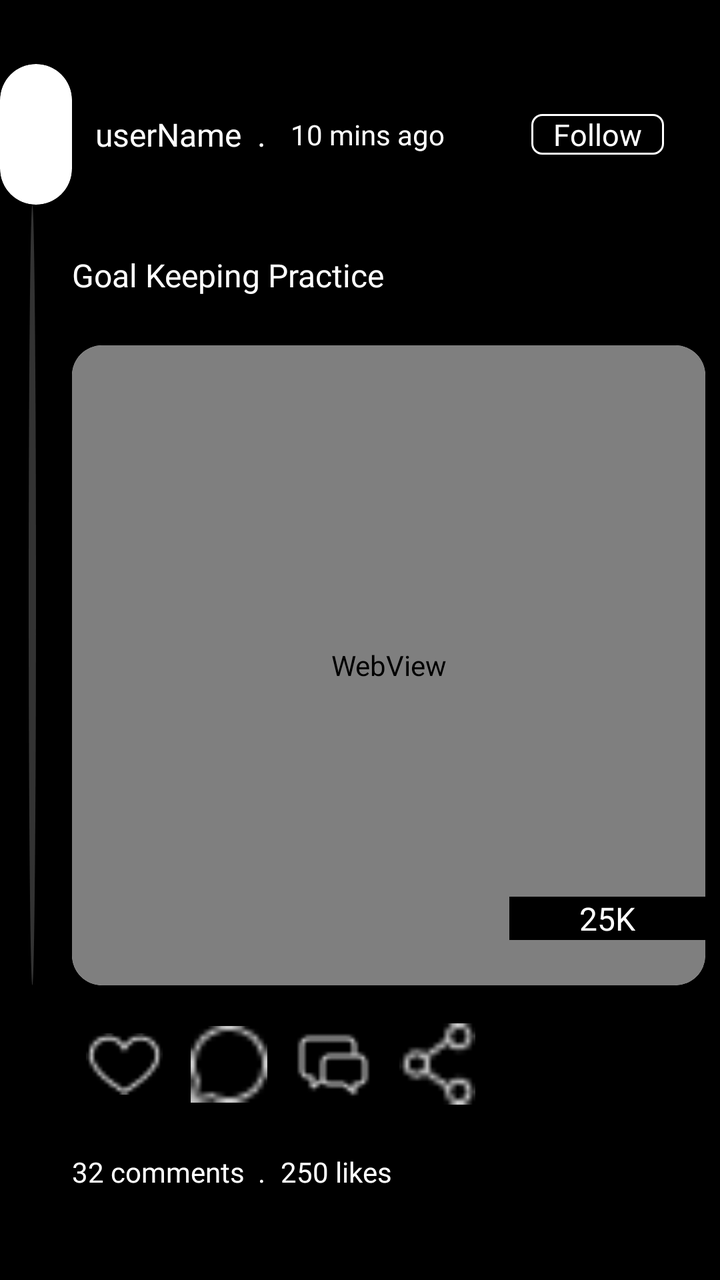
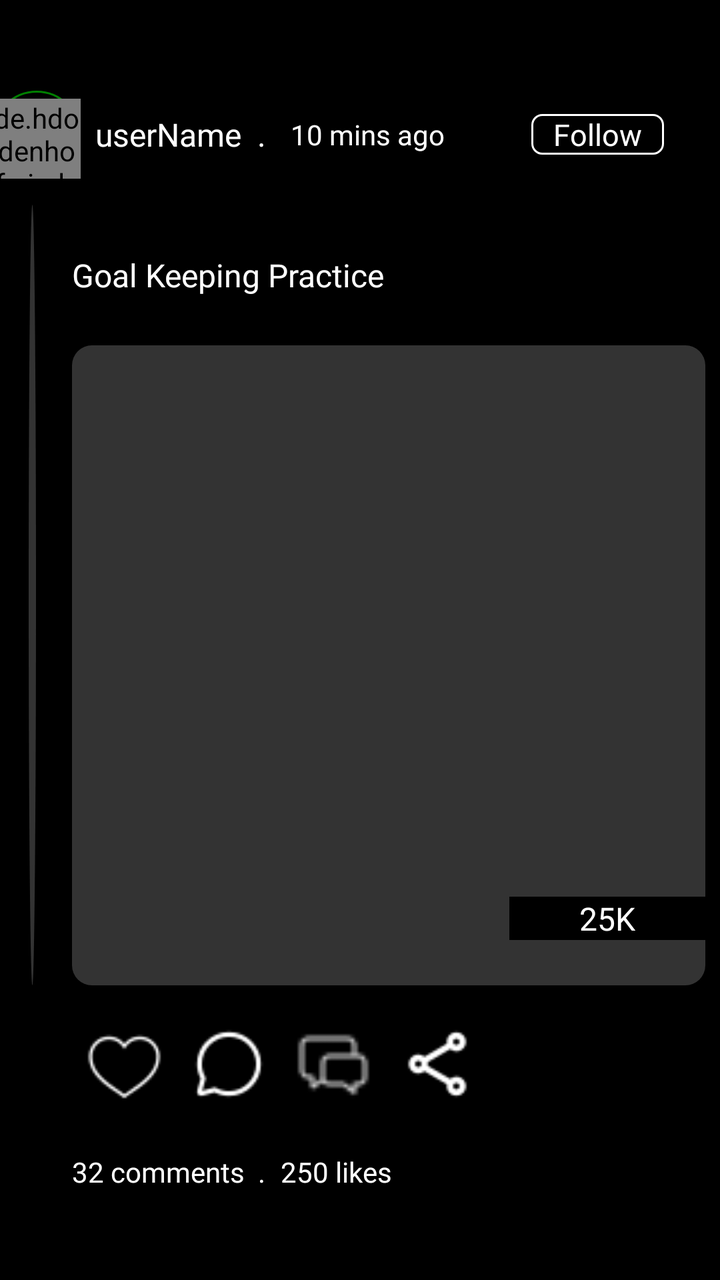

An Android layout rendered at two revisions. The XML below is the earlier revision; the diff shows what the commit changed to produce the second picture.
<!-- AndroidManifest.xml: application theme Theme.Pruvve -->
<!-- res/layout/item_feed_videos.xml -->
<?xml version="1.0" encoding="utf-8"?>
<androidx.constraintlayout.widget.ConstraintLayout xmlns:android="http://schemas.android.com/apk/res/android"
    xmlns:app="http://schemas.android.com/apk/res-auto"
    xmlns:tools="http://schemas.android.com/tools"
    android:id="@+id/clFeedVideos"
    android:layout_width="match_parent"
    android:layout_height="400dp"
    android:background="@color/black"
    tools:context=".MorePage">

    <androidx.cardview.widget.CardView
        android:id="@+id/cvWVFeeds"
        android:layout_width="0dp"
        android:layout_height="0dp"
        app:cardCornerRadius="80dp"
        app:layout_constraintBottom_toTopOf="@+id/guideline111"
        app:layout_constraintEnd_toStartOf="@+id/guideline116"
        app:layout_constraintStart_toStartOf="parent"
        app:layout_constraintTop_toTopOf="@+id/guideline118">

        <WebView
            android:id="@+id/wvFeedsProfilePicture"
            android:layout_width="0dp"
            android:layout_height="0dp"
            android:src="@drawable/custom_circl" />
    </androidx.cardview.widget.CardView>



    <View
        android:id="@+id/view"
        android:layout_width="0dp"
        android:layout_height="0dp"
        android:background="@drawable/profile_line"
        app:layout_constraintBottom_toTopOf="@+id/guideline114"
        app:layout_constraintEnd_toStartOf="@+id/guideline122"
        app:layout_constraintStart_toStartOf="@+id/guideline117"
        app:layout_constraintTop_toTopOf="@+id/guideline111" />

    <View
        android:id="@+id/view2"
        android:layout_width="0dp"
        android:layout_height="0dp"
        android:background="@color/white"
        app:layout_constraintBottom_toBottomOf="parent"
        app:layout_constraintEnd_toEndOf="parent"
        app:layout_constraintStart_toStartOf="parent"
        app:layout_constraintTop_toTopOf="@+id/guideline324" />

    <TextView
        android:id="@+id/tvProfileName"
        android:layout_width="0dp"
        android:layout_height="wrap_content"
        android:fontFamily="@font/my_poppins"
        android:gravity="center_vertical"
        android:text="\tuserName  ."
        android:layout_marginStart="5dp"
        android:textColor="@color/white"
        android:textSize="16sp"
        app:layout_constraintBottom_toTopOf="@+id/guideline111"
        app:layout_constraintEnd_toStartOf="@+id/guideline120"
        app:layout_constraintStart_toStartOf="@+id/guideline116"
        app:layout_constraintTop_toTopOf="@+id/guideline118"
        tools:ignore="HardcodedText" />

    <TextView
        android:id="@+id/tvTimestamp"
        android:layout_width="0dp"
        android:layout_height="wrap_content"
        android:fontFamily="@font/my_poppins"
        android:gravity="center_vertical"
        android:text="10 mins ago"
        android:layout_marginStart="5dp"
        android:textColor="@color/white"
        android:textSize="14sp"
        app:layout_constraintBottom_toTopOf="@+id/guideline111"
        app:layout_constraintEnd_toEndOf="parent"
        app:layout_constraintStart_toEndOf="@+id/tvProfileName"
        app:layout_constraintTop_toTopOf="@+id/guideline118"
        tools:ignore="HardcodedText" />

    <TextView
        android:id="@+id/tvFollowButton"
        android:layout_width="wrap_content"
        android:layout_height="wrap_content"
        android:background="@drawable/sign_in_viewbackgrounds"
        android:fontFamily="@font/my_poppins"
        android:gravity="center"
        android:text="   Follow   "
        android:textColor="@color/white"
        android:textSize="15sp"
        app:layout_constraintBottom_toTopOf="@+id/guideline111"
        app:layout_constraintEnd_toStartOf="@+id/guideline119"
        app:layout_constraintStart_toStartOf="@+id/guideline121"
        app:layout_constraintTop_toTopOf="@+id/guideline118"
        tools:ignore="HardcodedText" />

    <TextView
        android:id="@+id/tvTitle"
        android:layout_width="0dp"
        android:layout_height="wrap_content"
        android:fontFamily="@font/poppins_bold"
        android:gravity="center_vertical"
        android:text="Goal Keeping Practice"
        android:textColor="@color/white"
        android:textSize="16sp"
        app:layout_constraintBottom_toTopOf="@+id/guideline112"
        app:layout_constraintEnd_toEndOf="parent"
        app:layout_constraintStart_toStartOf="@+id/guideline116"
        app:layout_constraintTop_toTopOf="@+id/guideline111"
        tools:ignore="HardcodedText" />


    <androidx.cardview.widget.CardView
        android:id="@+id/cvMainFeeds"
        android:layout_width="0dp"
        android:layout_height="0dp"
        app:cardCornerRadius="15dp"
        app:layout_constraintBottom_toTopOf="@+id/guideline114"
        app:layout_constraintEnd_toStartOf="@+id/guideline119"
        app:layout_constraintStart_toStartOf="@+id/guideline116"
        app:layout_constraintTop_toTopOf="@+id/guideline112">

        <androidx.constraintlayout.widget.ConstraintLayout
            android:layout_width="match_parent"
            android:layout_height="match_parent">

            <WebView
                android:id="@+id/wvFeeds"
                android:layout_width="match_parent"
                android:layout_height="match_parent"
                android:background="@drawable/dialogue_background3"
                app:layout_constraintBottom_toBottomOf="parent"
                app:layout_constraintEnd_toEndOf="parent"
                app:layout_constraintStart_toStartOf="parent"
                app:layout_constraintTop_toTopOf="parent" />

            <TextView
                android:id="@+id/tvViews"
                android:layout_width="0dp"
                android:layout_height="wrap_content"
                android:background="@color/black"
                android:fontFamily="@font/poppins_bold"
                android:gravity="center"
                android:text="25K"
                android:textAlignment="center"
                android:textColor="@color/white"
                android:textSize="16sp"

                app:layout_constraintBottom_toBottomOf="parent"
                app:layout_constraintEnd_toEndOf="parent"
                app:layout_constraintStart_toStartOf="@+id/guideline168"
                app:layout_constraintTop_toTopOf="@+id/guideline170"
                tools:ignore="HardcodedText" />

            <androidx.constraintlayout.widget.Guideline
                android:id="@+id/guideline168"
                android:layout_width="wrap_content"
                android:layout_height="wrap_content"
                android:orientation="vertical"
                app:layout_constraintGuide_percent="0.69" />

            <androidx.constraintlayout.widget.Guideline
                android:id="@+id/guideline170"
                android:layout_width="wrap_content"
                android:layout_height="wrap_content"
                android:orientation="horizontal"
                app:layout_constraintGuide_percent="0.79" />

        </androidx.constraintlayout.widget.ConstraintLayout>
    </androidx.cardview.widget.CardView>

    <LinearLayout
        android:id="@+id/linearLayout2"
        android:layout_width="0dp"
        android:layout_height="0dp"
        android:layout_marginTop="8dp"
        android:orientation="horizontal"
        app:layout_constraintBottom_toTopOf="@+id/guideline115"
        app:layout_constraintEnd_toStartOf="@+id/guideline121"
        app:layout_constraintStart_toStartOf="@+id/guideline116"
        app:layout_constraintTop_toTopOf="@+id/guideline114">

        <ImageView
            android:id="@+id/ivLikeButton"
            android:layout_width="match_parent"
            android:layout_height="match_parent"
            android:layout_margin="7dp"
            android:layout_weight="1"
            android:src="@drawable/like_heart"
            android:contentDescription="this is for the like action"
            tools:ignore="HardcodedText"/>

        <ImageView
            android:id="@+id/ivCommentButton"
            android:layout_width="match_parent"
            android:layout_height="match_parent"
            android:layout_margin="7dp"
            android:layout_weight="1"
            android:src="@drawable/comment"
            android:contentDescription="this is for the comment action"
            tools:ignore="HardcodedText"/>

        <ImageView
            android:id="@+id/ivChatButton"
            android:layout_width="match_parent"
            android:layout_height="match_parent"
            android:layout_marginStart="5dp"
            android:layout_marginTop="4dp"
            android:layout_marginEnd="5dp"
            android:layout_marginBottom="5dp"
            android:layout_weight="1"
            android:src="@drawable/chat"
            android:contentDescription="this is for the chat action"
            tools:ignore="HardcodedText" />

        <ImageView
            android:id="@+id/ivShareButton"
            android:layout_width="match_parent"
            android:layout_height="match_parent"
            android:layout_margin="7dp"
            android:layout_weight="1"
            android:src="@drawable/share"
            android:contentDescription="this is for the share action"
            tools:ignore="HardcodedText"/>
    </LinearLayout>

    <TextView
        android:id="@+id/tvComments"
        android:layout_width="0dp"
        android:layout_height="wrap_content"
        android:fontFamily="@font/my_poppins"
        android:gravity="center_vertical"
        android:text="32 comments  . "
        android:textColor="@color/white"
        android:textSize="14sp"
        app:layout_constraintBottom_toTopOf="@+id/guideline123"
        app:layout_constraintEnd_toStartOf="@+id/guideline120"
        app:layout_constraintStart_toStartOf="@+id/guideline116"
        app:layout_constraintTop_toTopOf="@+id/guideline115"
        tools:ignore="HardcodedText" />

    <TextView
        android:id="@+id/tvLikes"
        android:layout_width="0dp"
        android:layout_height="wrap_content"
        android:fontFamily="@font/my_poppins"
        android:gravity="center_vertical"
        android:text="250 likes"
        android:textColor="@color/white"
        android:textSize="14sp"
        app:layout_constraintBottom_toTopOf="@+id/guideline123"
        app:layout_constraintEnd_toStartOf="@+id/guideline121"
        app:layout_constraintStart_toStartOf="@+id/guideline120"
        app:layout_constraintTop_toTopOf="@+id/guideline115"
        tools:ignore="HardcodedText" />

    <androidx.constraintlayout.widget.ConstraintLayout
        android:id="@+id/clCommentsAndLikes"
        android:layout_width="match_parent"
        android:layout_height="0dp"
        android:background="@color/darker_gray"
        app:layout_constraintBottom_toBottomOf="parent"
        app:layout_constraintEnd_toEndOf="parent"
        app:layout_constraintStart_toStartOf="parent"
        app:layout_constraintTop_toTopOf="@+id/guideline324">

        <TextView
            android:id="@+id/tvLikeItems"
            android:layout_width="0dp"
            android:layout_height="0dp"
            android:background="@drawable/dialogue_background4"
            android:fontFamily="@font/my_exo"
            android:gravity="center"
            android:text="likes"
            android:textColor="@color/white"
            android:textSize="17sp"
            app:layout_constraintBottom_toTopOf="@+id/guideline240"
            app:layout_constraintEnd_toStartOf="@+id/guideline239"
            app:layout_constraintStart_toStartOf="@+id/guideline315"
            app:layout_constraintTop_toTopOf="parent"
            tools:ignore="HardcodedText" />

        <TextView
            android:id="@+id/tvMyComments"
            android:layout_width="0dp"
            android:layout_height="0dp"
            android:background="@drawable/dialogue_background3"
            android:fontFamily="@font/my_exo"
            android:gravity="center"
            android:text="comments"
            android:textColor="@color/white"
            android:textSize="17sp"
            app:layout_constraintBottom_toTopOf="@+id/guideline240"
            app:layout_constraintEnd_toStartOf="@+id/guideline315"
            app:layout_constraintStart_toStartOf="parent"
            app:layout_constraintTop_toTopOf="parent"
            tools:ignore="HardcodedText" />

        <androidx.cardview.widget.CardView
            android:id="@+id/cvCommentBar"
            android:layout_width="0dp"
            android:layout_height="0dp"
            android:background="@drawable/profile_line"
            app:layout_constraintBottom_toTopOf="@+id/guideline233"
            app:layout_constraintEnd_toStartOf="@+id/guideline235"
            app:layout_constraintStart_toStartOf="@+id/guideline236"
            app:layout_constraintTop_toTopOf="@+id/guideline232">

            <View
                android:layout_width="match_parent"
                android:layout_height="match_parent" />
        </androidx.cardview.widget.CardView>

        <androidx.recyclerview.widget.RecyclerView
            android:id="@+id/rvCommentsAndLikes"
            android:layout_width="0dp"
            android:layout_height="0dp"
            android:background="@color/mid_dark_gray"
            app:layout_constraintBottom_toBottomOf="parent"
            app:layout_constraintEnd_toEndOf="parent"
            app:layout_constraintStart_toStartOf="parent"
            app:layout_constraintTop_toTopOf="@+id/guideline233" />

        <LinearLayout
            android:layout_width="0dp"
            android:layout_height="0dp"
            android:layout_margin="10dp"
            android:background="@drawable/search_background2"
            app:layout_constraintBottom_toBottomOf="parent"
            app:layout_constraintEnd_toEndOf="parent"
            app:layout_constraintStart_toStartOf="parent"
            app:layout_constraintTop_toTopOf="@+id/guideline124">

            <EditText
                android:layout_width="match_parent"
                android:layout_height="match_parent"
                android:layout_marginStart="8dp"
                android:layout_marginEnd="2dp"
                android:inputType="textMultiLine"
                android:autofillHints="none"
                android:hint="Write a comment"
                android:textSize="16sp"
                android:textColorHint="@color/gray"
                tools:ignore="HardcodedText" />
        </LinearLayout>

        <androidx.constraintlayout.widget.Guideline
            android:id="@+id/guideline232"
            android:layout_width="wrap_content"
            android:layout_height="wrap_content"
            android:orientation="horizontal"
            app:layout_constraintGuide_percent="0.08" />

        <androidx.constraintlayout.widget.Guideline
            android:id="@+id/guideline233"
            android:layout_width="wrap_content"
            android:layout_height="wrap_content"
            android:orientation="horizontal"
            app:layout_constraintGuide_percent="0.087" />

        <androidx.constraintlayout.widget.Guideline
            android:id="@+id/guideline235"
            android:layout_width="wrap_content"
            android:layout_height="wrap_content"
            android:orientation="vertical"
            app:layout_constraintGuide_percent="0.8" />

        <androidx.constraintlayout.widget.Guideline
            android:id="@+id/guideline236"
            android:layout_width="wrap_content"
            android:layout_height="wrap_content"
            android:orientation="vertical"
            app:layout_constraintGuide_percent="0.2" />

        <androidx.constraintlayout.widget.Guideline
            android:id="@+id/guideline239"
            android:layout_width="wrap_content"
            android:layout_height="wrap_content"
            android:orientation="vertical"
            app:layout_constraintGuide_percent="0.6" />

        <androidx.constraintlayout.widget.Guideline
            android:id="@+id/guideline240"
            android:layout_width="wrap_content"
            android:layout_height="wrap_content"
            android:orientation="horizontal"
            app:layout_constraintGuide_percent="0.1" />

        <androidx.constraintlayout.widget.Guideline
            android:id="@+id/guideline315"
            android:layout_width="wrap_content"
            android:layout_height="wrap_content"
            android:orientation="vertical"
            app:layout_constraintGuide_percent="0.3" />

        <androidx.constraintlayout.widget.Guideline
            android:id="@+id/guideline124"
            android:layout_width="wrap_content"
            android:layout_height="wrap_content"
            android:orientation="horizontal"
            app:layout_constraintGuide_percent="0.89" />

    </androidx.constraintlayout.widget.ConstraintLayout>

    <androidx.constraintlayout.widget.Guideline
        android:id="@+id/guideline111"
        android:layout_width="wrap_content"
        android:layout_height="wrap_content"
        android:orientation="horizontal"
        app:layout_constraintGuide_percent="0.16" />

    <androidx.constraintlayout.widget.Guideline
        android:id="@+id/guideline112"
        android:layout_width="wrap_content"
        android:layout_height="wrap_content"
        android:orientation="horizontal"
        app:layout_constraintGuide_percent="0.27" />

    <androidx.constraintlayout.widget.Guideline
        android:id="@+id/guideline113"
        android:layout_width="wrap_content"
        android:layout_height="wrap_content"
        android:orientation="horizontal"
        app:layout_constraintGuide_percent="0.67" />

    <androidx.constraintlayout.widget.Guideline
        android:id="@+id/guideline114"
        android:layout_width="wrap_content"
        android:layout_height="wrap_content"
        android:orientation="horizontal"
        app:layout_constraintGuide_percent="0.77" />

    <androidx.constraintlayout.widget.Guideline
        android:id="@+id/guideline115"
        android:layout_width="wrap_content"
        android:layout_height="wrap_content"
        android:orientation="horizontal"
        app:layout_constraintGuide_percent="0.88" />

    <androidx.constraintlayout.widget.Guideline
        android:id="@+id/guideline116"
        android:layout_width="wrap_content"
        android:layout_height="wrap_content"
        android:orientation="vertical"
        app:layout_constraintGuide_percent="0.10" />

    <androidx.constraintlayout.widget.Guideline
        android:id="@+id/guideline117"
        android:layout_width="wrap_content"
        android:layout_height="wrap_content"
        android:orientation="vertical"
        app:layout_constraintGuide_percent="0.04" />

    <androidx.constraintlayout.widget.Guideline
        android:id="@+id/guideline119"
        android:layout_width="wrap_content"
        android:layout_height="wrap_content"
        android:orientation="vertical"
        app:layout_constraintGuide_percent="0.98" />

    <androidx.constraintlayout.widget.Guideline
        android:id="@+id/guideline120"
        android:layout_width="wrap_content"
        android:layout_height="wrap_content"
        android:orientation="vertical"
        app:layout_constraintGuide_percent="0.39" />

    <androidx.constraintlayout.widget.Guideline
        android:id="@+id/guideline121"
        android:layout_width="wrap_content"
        android:layout_height="wrap_content"
        android:orientation="vertical"
        app:layout_constraintGuide_percent="0.68" />

    <androidx.constraintlayout.widget.Guideline
        android:id="@+id/guideline122"
        android:layout_width="wrap_content"
        android:layout_height="wrap_content"
        android:orientation="vertical"
        app:layout_constraintGuide_percent="0.05" />

    <androidx.constraintlayout.widget.Guideline
        android:id="@+id/guideline118"
        android:layout_width="wrap_content"
        android:layout_height="wrap_content"
        android:orientation="horizontal"
        app:layout_constraintGuide_percent="0.05" />

    <androidx.constraintlayout.widget.Guideline
        android:id="@+id/guideline123"
        android:layout_width="wrap_content"
        android:layout_height="wrap_content"
        android:orientation="horizontal"
        app:layout_constraintGuide_percent="0.95" />

    <androidx.constraintlayout.widget.Guideline
        android:id="@+id/guideline324"
        android:layout_width="wrap_content"
        android:layout_height="wrap_content"
        android:orientation="horizontal"
        app:layout_constraintGuide_percent="0.999999999999" />

</androidx.constraintlayout.widget.ConstraintLayout>
<!-- resources referenced by this layout -->
<resources>
  <color name="black">#FF000000</color>
  <color name="darker_gray">#111111</color>
  <color name="gray">#808080</color>
  <color name="mid_dark_gray">#222222</color>
  <color name="white">#FFFFFFFF</color>
  <!-- drawable chat: png bitmap (drawable, 570 bytes) -->
  <!-- drawable comment: png bitmap (drawable, 357 bytes) -->
  <!-- drawable custom_circl (drawable) -->
  <?xml version="1.0" encoding="utf-8"?>
  <shape xmlns:android="http://schemas.android.com/apk/res/android"
      android:shape="oval">
      <stroke android:color="@color/green"
          android:width="5dp"/>
  </shape>
  <!-- drawable dialogue_background3 (drawable) -->
  <?xml version="1.0" encoding="utf-8"?>
  <shape
      xmlns:android="http://schemas.android.com/apk/res/android"
      android:shape="rectangle">
      <solid
          android:color="@color/dark_gray"/>
      <corners
          android:radius="10dp"/>
  </shape>
  <!-- drawable dialogue_background4 (drawable) -->
  <?xml version="1.0" encoding="utf-8"?>
  <shape
      xmlns:android="http://schemas.android.com/apk/res/android"
      android:shape="rectangle">
      <solid
          android:color="@color/mid_dark_gray"/>
      <corners
          android:radius="10dp"/>
  </shape>
  <!-- drawable like_heart: png bitmap (drawable, 396 bytes) -->
  <!-- drawable profile_line (drawable) -->
  <?xml version="1.0" encoding="utf-8"?>
  <shape xmlns:android="http://schemas.android.com/apk/res/android"
      android:shape="oval">
      <solid android:color="@color/dark_gray"/>
  </shape>
  <!-- drawable search_background2 (drawable) -->
  <?xml version="1.0" encoding="utf-8"?>
  <shape xmlns:android="http://schemas.android.com/apk/res/android"
      android:shape="rectangle">
      <corners android:radius="5dp"/>
      <solid android:color="@color/black"/>
      <stroke android:width="2dp"
          android:color="@color/gray"/>
  
  </shape>
  <!-- drawable share: png bitmap (drawable, 367 bytes) -->
  <!-- drawable sign_in_viewbackgrounds (drawable) -->
  <?xml version="1.0" encoding="utf-8"?>
  <shape
      xmlns:android="http://schemas.android.com/apk/res/android"
      android:shape="rectangle">
      <solid android:color="@color/black"/>
      <corners
          android:radius="5dp"/>
      <stroke
          android:width="1dp"
          android:color="@color/white"/>
  </shape>
  <style name="Theme.Pruvve" parent="Theme.AppCompat.DayNight.DarkActionBar" />
  <color name="green">#008000</color>
  <color name="dark_gray">#333333</color>
</resources>

<!-- the commit's change to res/layout/item_feed_videos.xml (unified diff, before → after) -->
@@ -8,24 +8,22 @@
     android:background="@color/black"
     tools:context=".MorePage">
 
-    <androidx.cardview.widget.CardView
-        android:id="@+id/cvWVFeeds"
-        android:layout_width="0dp"
-        android:layout_height="0dp"
-        app:cardCornerRadius="80dp"
+    <LinearLayout
+        android:id="@+id/llFeedsPosts"
+        android:layout_width="44dp"
+        android:layout_height="44dp"
         app:layout_constraintBottom_toTopOf="@+id/guideline111"
         app:layout_constraintEnd_toStartOf="@+id/guideline116"
         app:layout_constraintStart_toStartOf="parent"
-        app:layout_constraintTop_toTopOf="@+id/guideline118">
-
-        <WebView
-            android:id="@+id/wvFeedsProfilePicture"
-            android:layout_width="0dp"
-            android:layout_height="0dp"
-            android:src="@drawable/custom_circl" />
-    </androidx.cardview.widget.CardView>
-
-
+        app:layout_constraintTop_toTopOf="@+id/guideline118"
+        android:background="@drawable/custom_circle2">
+        <de.hdodenhof.circleimageview.CircleImageView
+            android:id="@+id/imvFeedsProfilePicture"
+            android:layout_width="match_parent"
+            android:layout_height="match_parent"
+            android:layout_marginTop="4dp"
+            tools:ignore="ContentDescription" />
+    </LinearLayout>
 
     <View
         android:id="@+id/view"
@@ -110,65 +108,59 @@
         app:layout_constraintTop_toTopOf="@+id/guideline111"
         tools:ignore="HardcodedText" />
 
-
-    <androidx.cardview.widget.CardView
-        android:id="@+id/cvMainFeeds"
+    <androidx.constraintlayout.widget.ConstraintLayout
+        android:id="@+id/clMainFeeds"
         android:layout_width="0dp"
         android:layout_height="0dp"
-        app:cardCornerRadius="15dp"
         app:layout_constraintBottom_toTopOf="@+id/guideline114"
         app:layout_constraintEnd_toStartOf="@+id/guideline119"
         app:layout_constraintStart_toStartOf="@+id/guideline116"
         app:layout_constraintTop_toTopOf="@+id/guideline112">
 
-        <androidx.constraintlayout.widget.ConstraintLayout
+        <ImageView
+            android:id="@+id/imvFeeds"
             android:layout_width="match_parent"
-            android:layout_height="match_parent">
-
-            <WebView
-                android:id="@+id/wvFeeds"
-                android:layout_width="match_parent"
-                android:layout_height="match_parent"
-                android:background="@drawable/dialogue_background3"
-                app:layout_constraintBottom_toBottomOf="parent"
-                app:layout_constraintEnd_toEndOf="parent"
-                app:layout_constraintStart_toStartOf="parent"
-                app:layout_constraintTop_toTopOf="parent" />
-
-            <TextView
-                android:id="@+id/tvViews"
-                android:layout_width="0dp"
-                android:layout_height="wrap_content"
-                android:background="@color/black"
-                android:fontFamily="@font/poppins_bold"
-                android:gravity="center"
-                android:text="25K"
-                android:textAlignment="center"
-                android:textColor="@color/white"
-                android:textSize="16sp"
-
-                app:layout_constraintBottom_toBottomOf="parent"
-                app:layout_constraintEnd_toEndOf="parent"
-                app:layout_constraintStart_toStartOf="@+id/guideline168"
-                app:layout_constraintTop_toTopOf="@+id/guideline170"
-                tools:ignore="HardcodedText" />
-
-            <androidx.constraintlayout.widget.Guideline
-                android:id="@+id/guideline168"
-                android:layout_width="wrap_content"
-                android:layout_height="wrap_content"
-                android:orientation="vertical"
-                app:layout_constraintGuide_percent="0.69" />
-
-            <androidx.constraintlayout.widget.Guideline
-                android:id="@+id/guideline170"
-                android:layout_width="wrap_content"
-                android:layout_height="wrap_content"
-                android:orientation="horizontal"
-                app:layout_constraintGuide_percent="0.79" />
-
-        </androidx.constraintlayout.widget.ConstraintLayout>
-    </androidx.cardview.widget.CardView>
+            android:layout_height="match_parent"
+            android:scaleType="centerCrop"
+            android:background="@drawable/dialogue_background3"
+            app:layout_constraintBottom_toBottomOf="parent"
+            app:layout_constraintEnd_toEndOf="parent"
+            app:layout_constraintStart_toStartOf="parent"
+            app:layout_constraintTop_toTopOf="parent" />
+
+        <TextView
+            android:id="@+id/tvViews"
+            android:layout_width="0dp"
+            android:layout_height="wrap_content"
+            android:background="@color/black"
+            android:fontFamily="@font/poppins_bold"
+            android:gravity="center"
+            android:text="25K"
+            android:textAlignment="center"
+            android:textColor="@color/white"
+            android:textSize="16sp"
+
+            app:layout_constraintBottom_toBottomOf="parent"
+            app:layout_constraintEnd_toEndOf="parent"
+            app:layout_constraintStart_toStartOf="@+id/guideline168"
+            app:layout_constraintTop_toTopOf="@+id/guideline170"
+            tools:ignore="HardcodedText" />
+
+        <androidx.constraintlayout.widget.Guideline
+            android:id="@+id/guideline168"
+            android:layout_width="wrap_content"
+            android:layout_height="wrap_content"
+            android:orientation="vertical"
+            app:layout_constraintGuide_percent="0.69" />
+
+        <androidx.constraintlayout.widget.Guideline
+            android:id="@+id/guideline170"
+            android:layout_width="wrap_content"
+            android:layout_height="wrap_content"
+            android:orientation="horizontal"
+            app:layout_constraintGuide_percent="0.79" />
+
+    </androidx.constraintlayout.widget.ConstraintLayout>
 
     <LinearLayout
         android:id="@+id/linearLayout2"
@@ -326,6 +318,7 @@
             android:layout_width="0dp"
             android:layout_height="0dp"
             android:layout_margin="10dp"
+            android:orientation="horizontal"
             android:background="@drawable/search_background2"
             app:layout_constraintBottom_toBottomOf="parent"
             app:layout_constraintEnd_toEndOf="parent"
@@ -333,17 +326,40 @@
             app:layout_constraintTop_toTopOf="@+id/guideline124">
 
             <EditText
+                android:id="@+id/etCommentText"
                 android:layout_width="match_parent"
                 android:layout_height="match_parent"
+                android:layout_weight="1"
                 android:layout_marginStart="8dp"
                 android:layout_marginEnd="2dp"
                 android:inputType="textMultiLine"
                 android:autofillHints="none"
                 android:hint="Write a comment"
                 android:textSize="16sp"
+                android:fontFamily="@font/my_exo"
+                android:textColor="@color/white"
                 android:textColorHint="@color/gray"
                 tools:ignore="HardcodedText" />
+
+            <ImageView
+                android:id="@+id/imvCommentSend"
+                android:layout_width="match_parent"
+                android:layout_height="match_parent"
+                android:layout_weight="8"
+                android:layout_margin="10dp"
+                android:src="@drawable/send_icon"
+                tools:ignore="ContentDescription" />
         </LinearLayout>
+
+        <ImageView
+            android:id="@+id/imvExitCommentSection"
+            android:layout_width="wrap_content"
+            android:layout_height="wrap_content"
+            android:layout_margin="15dp"
+            android:src="@drawable/exit_icon"
+            app:layout_constraintEnd_toEndOf="parent"
+            app:layout_constraintTop_toTopOf="parent"
+            tools:ignore="ContentDescription" />
 
         <androidx.constraintlayout.widget.Guideline
             android:id="@+id/guideline232"
<!-- resource entries referenced after the edit -->
@@ -6,13 +6,13 @@
   <color name="mid_dark_gray">#222222</color>
   <color name="white">#FFFFFFFF</color>
   <!-- drawable chat: png bitmap (drawable, 570 bytes) -->
-  <!-- drawable comment: png bitmap (drawable, 357 bytes) -->
-  <!-- drawable custom_circl (drawable) -->
+  <!-- drawable comment: png bitmap (drawable, 641 bytes) -->
+  <!-- drawable custom_circle2 (drawable) -->
   <?xml version="1.0" encoding="utf-8"?>
   <shape xmlns:android="http://schemas.android.com/apk/res/android"
       android:shape="oval">
       <stroke android:color="@color/green"
-          android:width="5dp"/>
+          android:width="1dp"/>
   </shape>
   <!-- drawable dialogue_background3 (drawable) -->
   <?xml version="1.0" encoding="utf-8"?>
@@ -34,7 +34,8 @@
       <corners
           android:radius="10dp"/>
   </shape>
-  <!-- drawable like_heart: png bitmap (drawable, 396 bytes) -->
+  <!-- drawable exit_icon: png bitmap (drawable, 312 bytes) -->
+  <!-- drawable like_heart: png bitmap (drawable, 663 bytes) -->
   <!-- drawable profile_line (drawable) -->
   <?xml version="1.0" encoding="utf-8"?>
   <shape xmlns:android="http://schemas.android.com/apk/res/android"
@@ -51,7 +52,8 @@
           android:color="@color/gray"/>
   
   </shape>
-  <!-- drawable share: png bitmap (drawable, 367 bytes) -->
+  <!-- drawable send_icon: png bitmap (drawable, 459 bytes) -->
+  <!-- drawable share: png bitmap (drawable, 523 bytes) -->
   <!-- drawable sign_in_viewbackgrounds (drawable) -->
   <?xml version="1.0" encoding="utf-8"?>
   <shape
